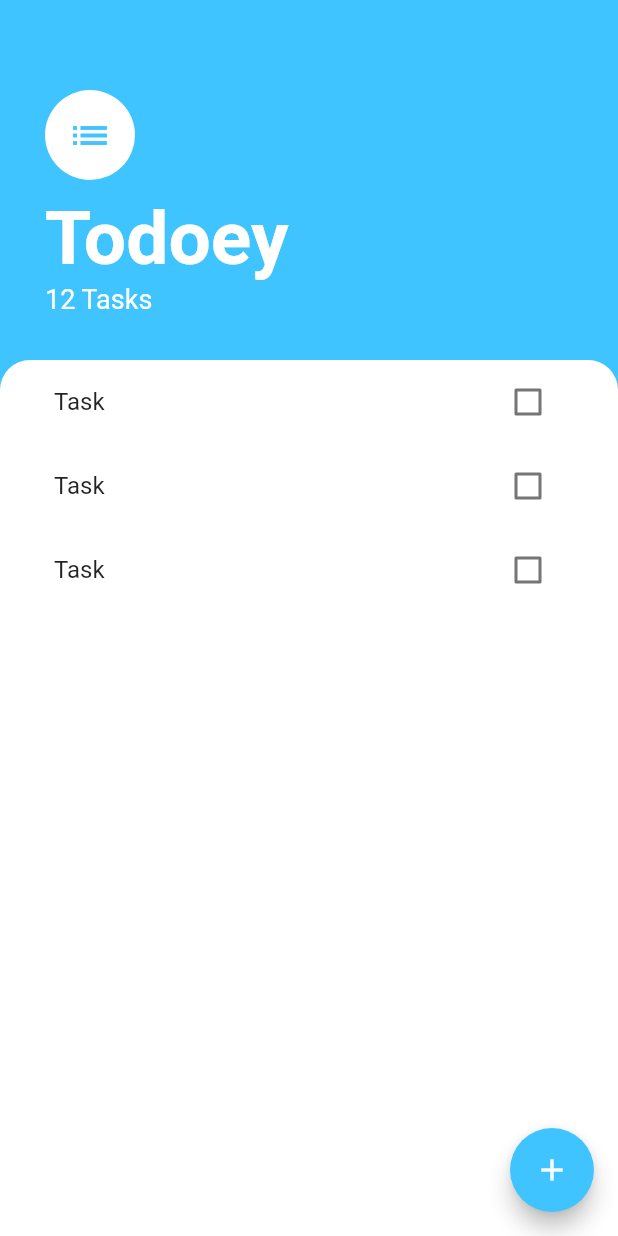
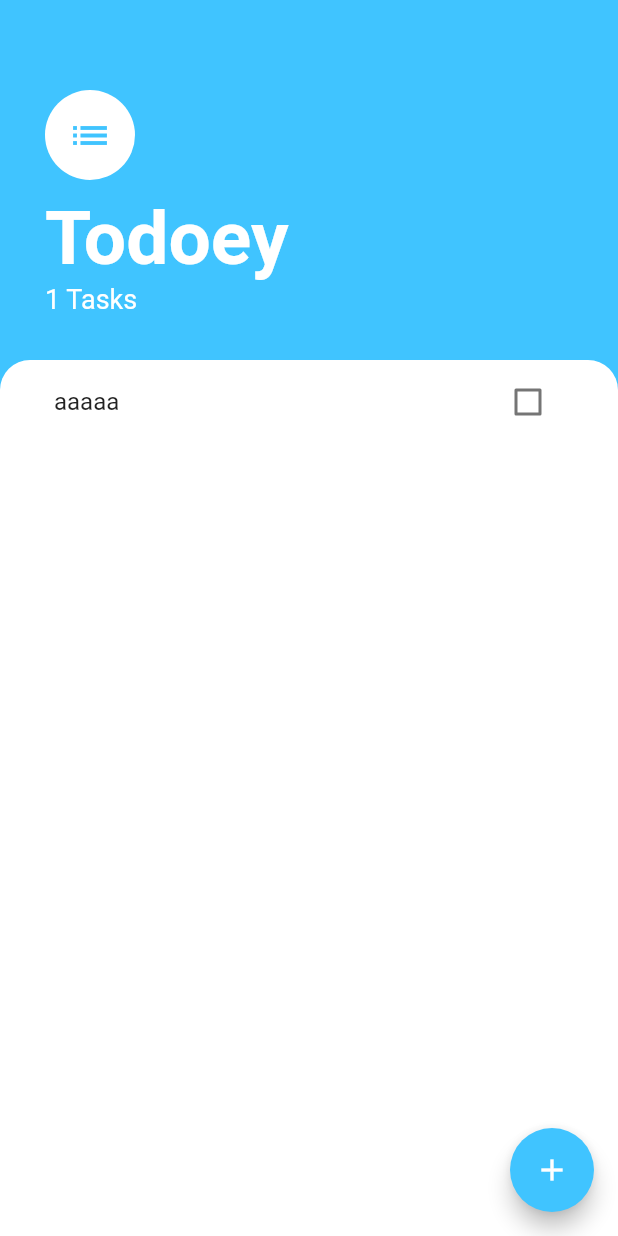
Before and after one commit to hammer0802/todoey_flutter, a Flutter app: the screen it shows after launch, on a phone screen of 412 x 824 dp. Run offline on Flutter 3.47's test engine with Material 2 defaults, Android fonts, the phone set to English and light mode, and no system bars.

```diff
--- a/lib/main.dart
+++ b/lib/main.dart
@@ -1,13 +1,18 @@
 import 'package:flutter/material.dart';
+import 'package:provider/provider.dart';
 import 'screens/tasks_screen.dart';
+import 'models/task_data.dart';
 
 void main() => runApp(MyApp());
 
 class MyApp extends StatelessWidget {
   @override
   Widget build(BuildContext context) {
-    return MaterialApp(
-      home: TasksScreen(),
+    return ChangeNotifierProvider(
+      create: (context) => TaskData(),
+      child: MaterialApp(
+        home: TasksScreen(),
+      ),
     );
   }
 }
--- /dev/null
+++ b/lib/models/task.dart
@@ -0,0 +1,10 @@
+class Task {
+  final String name;
+  bool isDone;
+
+  Task({this.name, this.isDone = false});
+
+  void toggleDone() {
+    isDone = !isDone;
+  }
+}
--- /dev/null
+++ b/lib/models/task_data.dart
@@ -0,0 +1,21 @@
+import 'dart:collection';
+import 'package:flutter/foundation.dart';
+import 'package:todoey_flutter/models/task.dart';
+
+class TaskData extends ChangeNotifier {
+  List<Task> _tasks = [Task(name: 'aaaaa')];
+
+  UnmodifiableListView<Task> get tasks {
+    return UnmodifiableListView(_tasks);
+  }
+
+  int get taskCount {
+    return _tasks.length;
+  }
+
+  void addTask(String newTaskTitle) {
+    final task = Task(name: newTaskTitle);
+    _tasks.add(task);
+    notifyListeners();
+  }
+}
--- a/lib/screens/add_task_screen.dart
+++ b/lib/screens/add_task_screen.dart
@@ -1,9 +1,13 @@
 import 'package:flutter/cupertino.dart';
 import 'package:flutter/material.dart';
+import 'package:todoey_flutter/models/task_data.dart';
+import 'package:provider/provider.dart';
 
 class AddTaskScreen extends StatelessWidget {
   @override
   Widget build(BuildContext context) {
+    String newTaskTitle;
+
     return Container(
       color: Color(0xFF757575),
       child: Container(
@@ -29,6 +33,9 @@ class AddTaskScreen extends StatelessWidget {
             TextField(
               autofocus: true,
               textAlign: TextAlign.center,
+              onChanged: (newText) {
+                newTaskTitle = newText;
+              },
             ),
             FlatButton(
               child: Text(
@@ -39,7 +46,9 @@ class AddTaskScreen extends StatelessWidget {
               ),
               color: Colors.lightBlueAccent,
               onPressed: () {
-                //
+                Provider.of<TaskData>(context, listen: false)
+                    .addTask(newTaskTitle);
+                Navigator.pop(context);
               },
             ),
           ],
--- a/lib/screens/tasks_screen.dart
+++ b/lib/screens/tasks_screen.dart
@@ -1,6 +1,8 @@
 import 'package:flutter/material.dart';
+import 'package:provider/provider.dart';
 import 'package:todoey_flutter/widgets/tasks_list.dart';
 import 'add_task_screen.dart';
+import 'package:todoey_flutter/models/task_data.dart';
 
 class TasksScreen extends StatelessWidget {
   @override
@@ -45,7 +47,7 @@ class TasksScreen extends StatelessWidget {
                       fontWeight: FontWeight.w700),
                 ),
                 Text(
-                  '12 Tasks',
+                  '${Provider.of<TaskData>(context).taskCount} Tasks',
                   style: TextStyle(
                     color: Colors.white,
                     fontSize: 18,
@@ -64,7 +66,7 @@ class TasksScreen extends StatelessWidget {
                   topRight: Radius.circular(20),
                 ),
               ),
-              child: Taskslist(),
+              child: TasksList(),
             ),
           ),
         ],
--- a/lib/widgets/task_tile.dart
+++ b/lib/widgets/task_tile.dart
@@ -1,47 +1,25 @@
 import 'package:flutter/material.dart';
 
-class TaskTile extends StatefulWidget {
-  @override
-  _TaskTileState createState() => _TaskTileState();
-}
+class TaskTile extends StatelessWidget {
+  final bool isChecked;
+  final String taskTitle;
+  final Function checkboxCallback;
 
-class _TaskTileState extends State<TaskTile> {
-  bool isChecked = false;
+  TaskTile({this.isChecked, this.taskTitle, this.checkboxCallback});
 
   @override
   Widget build(BuildContext context) {
     return ListTile(
       title: Text(
-        'Task',
+        taskTitle,
         style: TextStyle(
             decoration: isChecked ? TextDecoration.lineThrough : null),
       ),
-      trailing: TaskCheckbox(
-        checkboxState: isChecked,
-        toggleCheckboxState: (bool checkboxState) {
-          setState(
-            () {
-              isChecked = checkboxState;
-            },
-          );
-        },
+      trailing: Checkbox(
+        value: isChecked,
+        activeColor: Colors.lightBlueAccent,
+        onChanged: checkboxCallback,
       ),
     );
   }
 }
-
-class TaskCheckbox extends StatelessWidget {
-  final bool checkboxState;
-  final Function toggleCheckboxState;
-
-  TaskCheckbox({this.checkboxState, this.toggleCheckboxState});
-
-  @override
-  Widget build(BuildContext context) {
-    return Checkbox(
-      value: checkboxState,
-      activeColor: Colors.lightBlueAccent,
-      onChanged: toggleCheckboxState,
-    );
-  }
-}
--- a/lib/widgets/tasks_list.dart
+++ b/lib/widgets/tasks_list.dart
@@ -1,15 +1,28 @@
 import 'package:flutter/material.dart';
 import 'task_tile.dart';
+import 'package:provider/provider.dart';
+import 'package:todoey_flutter/models/task_data.dart';
 
-class Taskslist extends StatelessWidget {
+class TasksList extends StatelessWidget {
   @override
   Widget build(BuildContext context) {
-    return ListView(
-      children: <Widget>[
-        TaskTile(),
-        TaskTile(),
-        TaskTile(),
-      ],
+    return Consumer<TaskData>(
+      builder: (context, taskData, child) {
+        return ListView.builder(
+          itemBuilder: (context, index) {
+            return TaskTile(
+              taskTitle: taskData.tasks[index].name,
+              isChecked: taskData.tasks[index].isDone,
+              checkboxCallback: (bool checkboxState) {
+//            setState(() {
+//              widget.tasks[index].toggleDone();
+//            });
+              },
+            );
+          },
+          itemCount: taskData.taskCount,
+        );
+      },
     );
   }
 }
--- a/pubspec.yaml
+++ b/pubspec.yaml
@@ -23,6 +23,7 @@ dependencies:
   # The following adds the Cupertino Icons font to your application.
   # Use with the CupertinoIcons class for iOS style icons.
   cupertino_icons: ^0.1.2
+  provider: ^4.0.4
 
 dev_dependencies:
   flutter_test:
```
Also changed, not shown: pubspec.lock.
